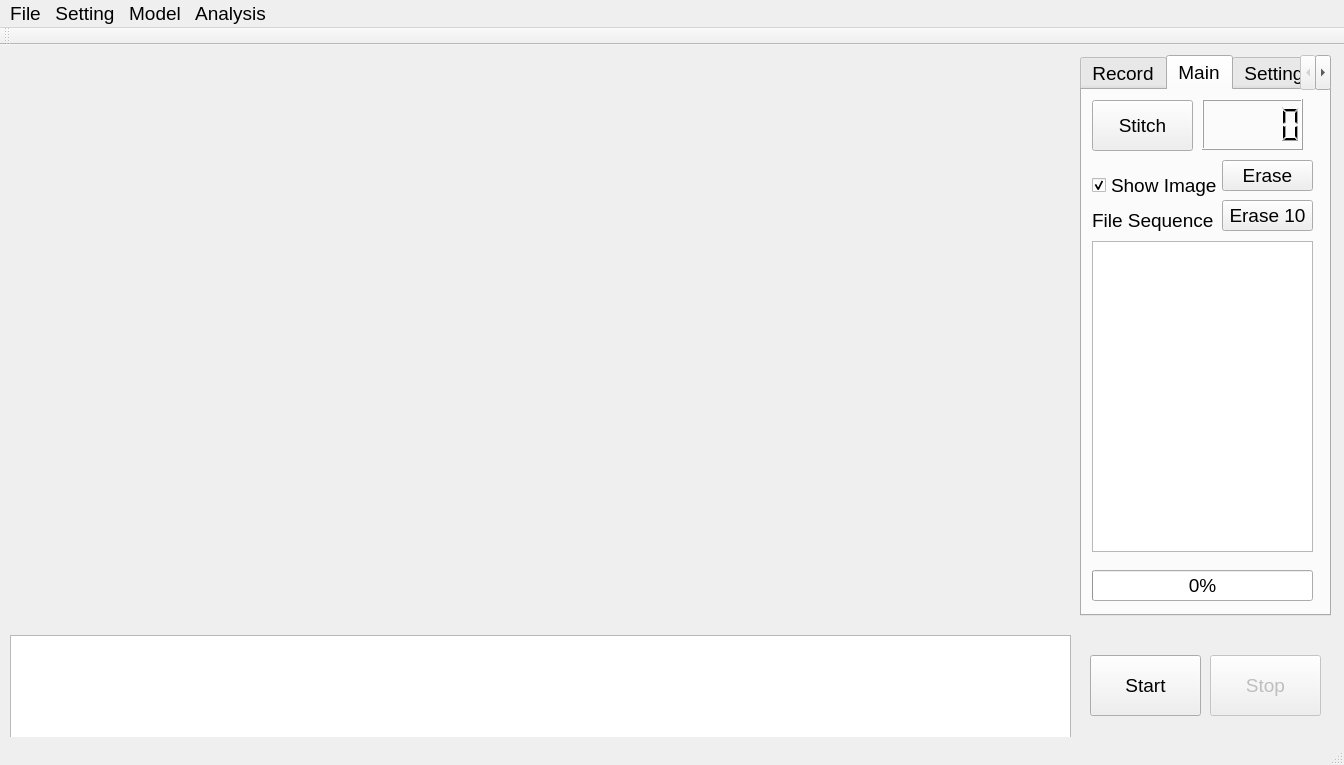
First picture: the form in mainwindow.ui, repository jefftsai8049/In-hive_Honey_Bee_Monitoring_System, before the edit.
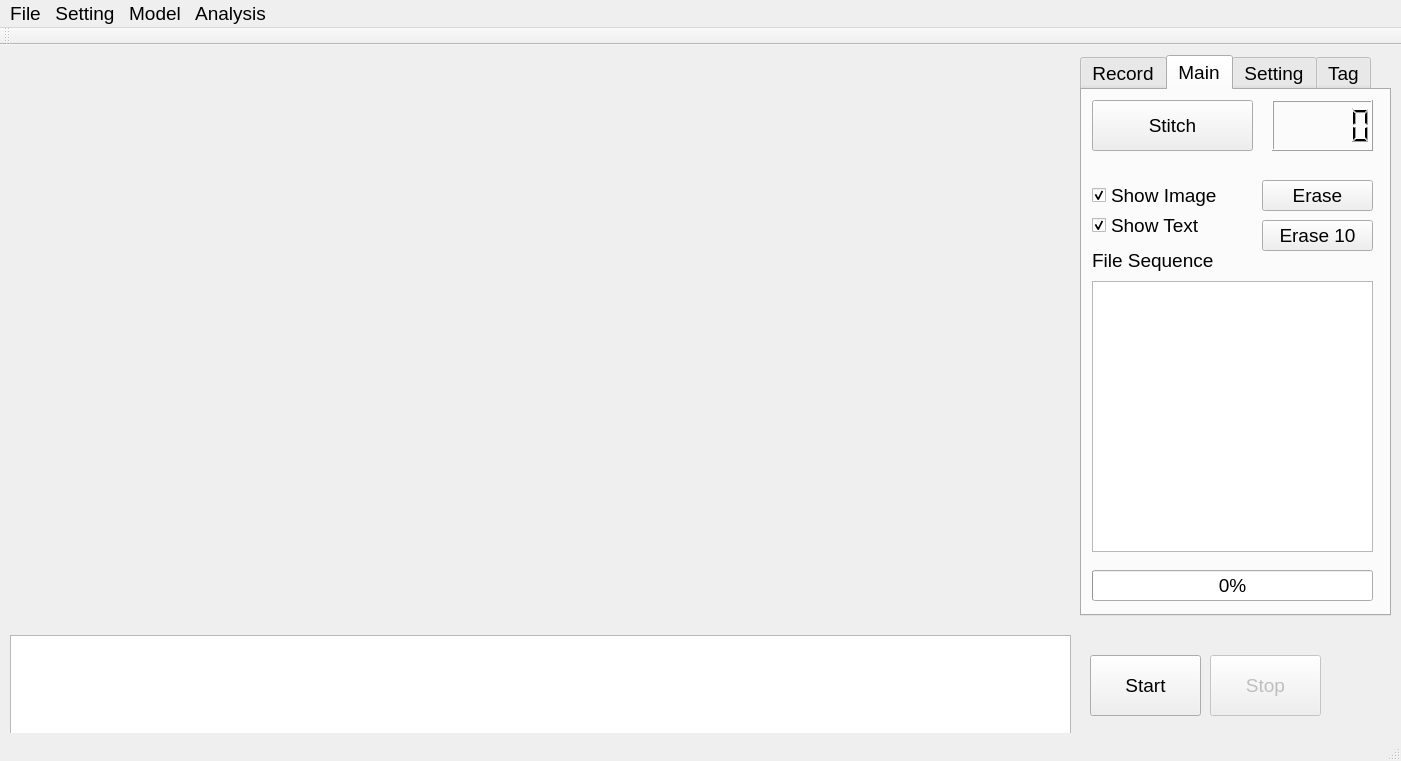
Second picture: the form after the edit. The open tabs and pages were chosen to show the change. Custom widgets are drawn as their Qt base class.

```diff
--- a/mainwindow.ui
+++ b/mainwindow.ui
@@ -6,8 +6,8 @@
    <rect>
     <x>0</x>
     <y>0</y>
-    <width>1344</width>
-    <height>765</height>
+    <width>1401</width>
+    <height>761</height>
    </rect>
   </property>
   <property name="font">
@@ -25,7 +25,7 @@
      <rect>
       <x>1080</x>
       <y>10</y>
-      <width>251</width>
+      <width>311</width>
       <height>561</height>
      </rect>
     </property>
@@ -210,7 +210,7 @@
        <rect>
         <x>10</x>
         <y>10</y>
-        <width>101</width>
+        <width>161</width>
         <height>51</height>
        </rect>
       </property>
@@ -222,8 +222,8 @@
       <property name="geometry">
        <rect>
         <x>10</x>
-        <y>110</y>
-        <width>141</width>
+        <y>150</y>
+        <width>151</width>
         <height>41</height>
        </rect>
       </property>
@@ -235,9 +235,9 @@
       <property name="geometry">
        <rect>
         <x>10</x>
-        <y>151</y>
-        <width>221</width>
-        <height>311</height>
+        <y>191</y>
+        <width>281</width>
+        <height>271</height>
        </rect>
       </property>
       <property name="font">
@@ -249,8 +249,8 @@
      <widget class="QLCDNumber" name="processing_lcdNumber">
       <property name="geometry">
        <rect>
-        <x>120</x>
-        <y>9</y>
+        <x>190</x>
+        <y>10</y>
         <width>101</width>
         <height>51</height>
        </rect>
@@ -260,8 +260,8 @@
       <property name="geometry">
        <rect>
         <x>10</x>
-        <y>70</y>
-        <width>131</width>
+        <y>80</y>
+        <width>151</width>
         <height>51</height>
        </rect>
       </property>
@@ -277,7 +277,7 @@
        <rect>
         <x>10</x>
         <y>480</y>
-        <width>221</width>
+        <width>281</width>
         <height>31</height>
        </rect>
       </property>
@@ -288,9 +288,9 @@
      <widget class="QPushButton" name="erase_pushButton">
       <property name="geometry">
        <rect>
-        <x>140</x>
-        <y>70</y>
-        <width>91</width>
+        <x>180</x>
+        <y>90</y>
+        <width>111</width>
         <height>31</height>
        </rect>
       </property>
@@ -301,9 +301,9 @@
      <widget class="QPushButton" name="erase__ten_pushButton">
       <property name="geometry">
        <rect>
-        <x>140</x>
-        <y>110</y>
-        <width>91</width>
+        <x>180</x>
+        <y>130</y>
+        <width>111</width>
         <height>31</height>
        </rect>
       </property>
@@ -311,6 +311,22 @@
        <string>Erase 10</string>
       </property>
      </widget>
+     <widget class="QCheckBox" name="show_text_checkBox">
+      <property name="geometry">
+       <rect>
+        <x>10</x>
+        <y>110</y>
+        <width>151</width>
+        <height>51</height>
+       </rect>
+      </property>
+      <property name="text">
+       <string>Show Text</string>
+      </property>
+      <property name="checked">
+       <bool>true</bool>
+      </property>
+     </widget>
     </widget>
     <widget class="QWidget" name="tab_2">
      <attribute name="title">
@@ -646,7 +662,7 @@
     <rect>
      <x>0</x>
      <y>0</y>
-     <width>1344</width>
+     <width>1401</width>
      <height>21</height>
     </rect>
    </property>
```
Left out of the diff: 2 changed lines with no effect on the pictures.
